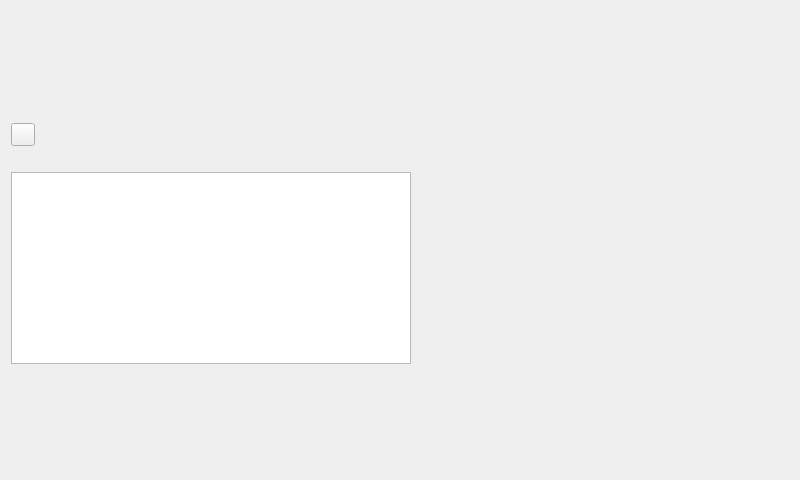
Qt form src/qt/design-files/sidebar.ui (CountRucula/matrix-app) before a commit.
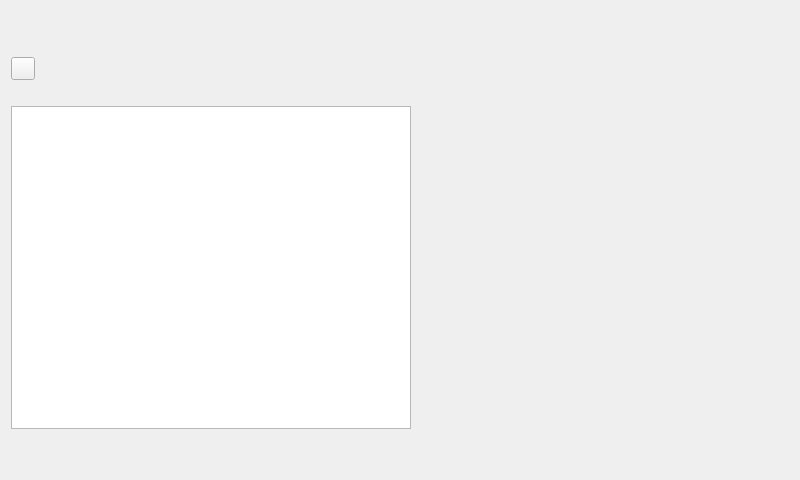
The same form after that commit.

Diff of the .ui file:
```diff
--- a/src/qt/design-files/sidebar.ui
+++ b/src/qt/design-files/sidebar.ui
@@ -63,6 +63,9 @@
        <property name="orientation">
         <enum>Qt::Orientation::Vertical</enum>
        </property>
+       <property name="sizeType">
+        <enum>QSizePolicy::Policy::Fixed</enum>
+       </property>
        <property name="sizeHint" stdset="0">
         <size>
          <width>20</width>
@@ -92,6 +95,9 @@
        <property name="orientation">
         <enum>Qt::Orientation::Vertical</enum>
        </property>
+       <property name="sizeType">
+        <enum>QSizePolicy::Policy::Fixed</enum>
+       </property>
        <property name="sizeHint" stdset="0">
         <size>
          <width>20</width>
```
